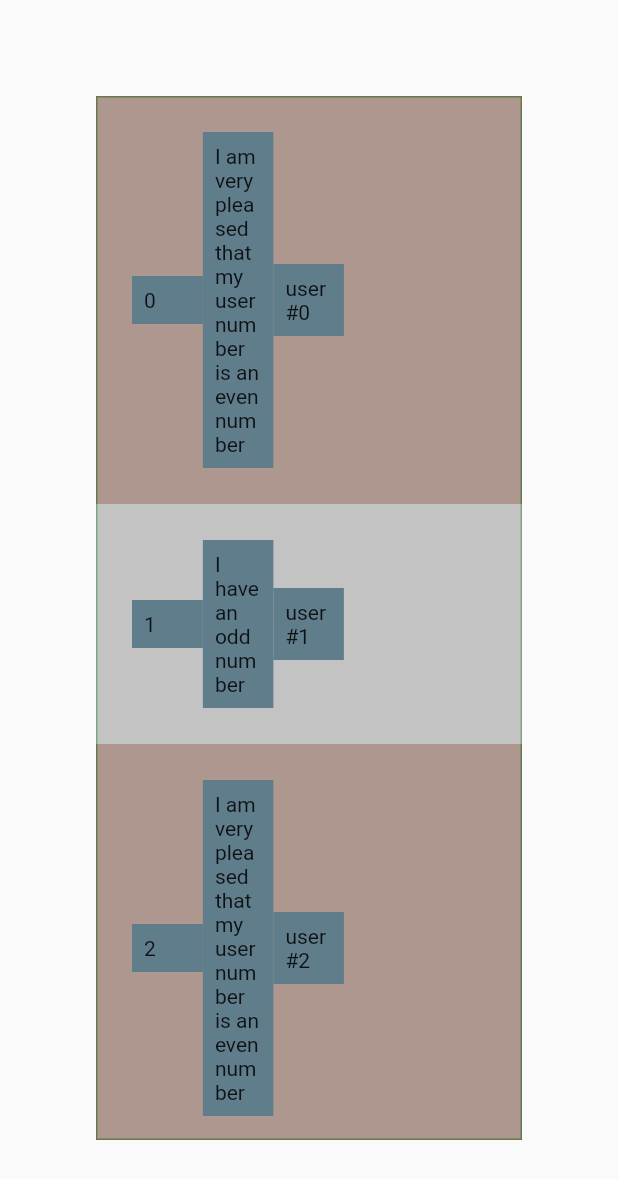
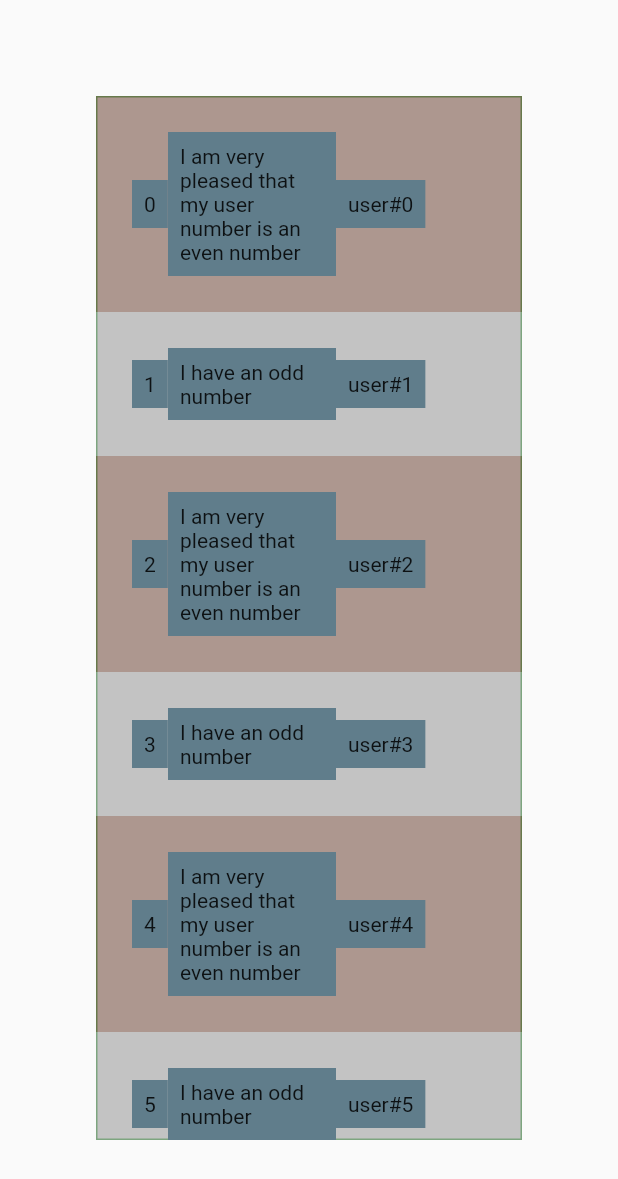
Before and after one commit to moneer-octedia/fitted_table, a Flutter app: the screen it shows after launch, on a phone screen of 412 x 824 dp. Shown: the top 1179 px of the screen. Run offline on Flutter 3.47's test engine with Material 2 defaults, Android fonts, the phone set to English and light mode, and no system bars; our stand-ins replace infinite_scroll_pagination.

Commit message:
Implementation that makes sense

```diff
--- a/example/lib/main.dart
+++ b/example/lib/main.dart
@@ -41,7 +41,7 @@ class _PaginatedExpandableItemListExampleState
             side: BorderSide(color: Colors.green),
           )),
           child: FittedTable(
-            visibleColumnCounter: 5,
+            visibleNumberOfColumns: 3,
             future: (int pageKey, int pageSize) async {
               await Future.delayed(const Duration(milliseconds: 250));
               return List.generate(
@@ -49,13 +49,15 @@ class _PaginatedExpandableItemListExampleState
             },
             columns: [
               FittedTableColumn(
-                excessWidthPercentage: 0.25,
+                width: 24,
                 title: Text('Number'),
               ),
               FittedTableColumn(
+
                 title: Text('Motto'),
               ),
               FittedTableColumn(
+                width: 100,
                 title: Text('Name'),
               ),
             ],
--- a/lib/src/fitted_table.dart
+++ b/lib/src/fitted_table.dart
@@ -10,15 +10,17 @@ class FittedTable<T> extends StatefulWidget {
     Key? key,
     required this.future,
     required this.rowBuilder,
-    required this.visibleColumnCounter,
+    required this.visibleNumberOfColumns,
     required this.columns,
+    this.mainAxisAlignment = MainAxisAlignment.spaceBetween,
   }) : super(key: key);
 
   final Future<List<T>> Function(int pageKey, int pageSize) future;
   final FittedTableRow<T> Function(BuildContext context, T value, int index)
       rowBuilder;
-  final int visibleColumnCounter;
+  final int visibleNumberOfColumns;
   final List<FittedTableColumn> columns;
+  final MainAxisAlignment mainAxisAlignment;
 
   @override
   State<FittedTable<T>> createState() => _FittedTableState<T>();
@@ -57,62 +59,47 @@ class _FittedTableState<T> extends State<FittedTable<T>> {
     }
   }
 
-  bool hasAtLestOneExcessWidthPercentageSet() {
-    for (var column in widget.columns) {
-      if (column.excessWidthPercentage != null) {
-        return true;
+  Widget buildRow(FittedTableRow<T> fittedTableRow, T value) {
+    Widget row = LayoutBuilder(builder: (context, constraints) {
+      int evenColumnNumber = widget.visibleNumberOfColumns;
+      double totalSpecifiedWidth = 0.0;
+
+      assert(widget.columns.length == fittedTableRow.cells.length);
+
+      for (var i = 0; i < widget.columns.length; i += 1) {
+        final columnWidth = widget.columns[i].width;
+        if (columnWidth != null) {
+          evenColumnNumber -= 1;
+          totalSpecifiedWidth += columnWidth;
         }
       }
-    return false;
+
+      List<Widget> children = [];
+
+      double? evenColumnWidth;
+
+      if (evenColumnNumber != 0) {
+        evenColumnWidth = constraints.maxWidth / evenColumnNumber;
+
+        evenColumnWidth -= totalSpecifiedWidth / evenColumnNumber;
       }
 
-  Widget buildRow(FittedTableRow<T> fittedTableRow, T value) {
-    final useExpandedOnAllCells = !hasAtLestOneExcessWidthPercentageSet();
-
-    Widget row;
-    if (useExpandedOnAllCells) {
-      row = Row(
-        children: [
-          for (FittedTableCell cell in fittedTableRow.cells)
-            Expanded(child: cell.content)
-        ],
-      );
-    } else {
-      List<Widget> buildCells(BoxConstraints constraints) {
-        final maxWidth = constraints.maxWidth;
-        final decimalIndividualCellWidth =
-            maxWidth / widget.visibleColumnCounter;
-        final reminder = decimalIndividualCellWidth % 1;
-        final totalReminderWidth = reminder * widget.visibleColumnCounter;
-        final individualCellWidth = decimalIndividualCellWidth - reminder;
-
-        assert(totalReminderWidth != 0);
-        List<Widget> cells = [];
       for (var i = 0; i < widget.columns.length; i += 1) {
-          final percentOfRemainderWidth =
-              widget.columns[i].excessWidthPercentage;
-
-          cells.add(
+        final fittedTableCellContent = fittedTableRow.cells[i].content;
+        final column = widget.columns[i];
+        assert(column.width != null || evenColumnWidth != null);
+        children.add(
           SizedBox(
-              width: percentOfRemainderWidth == null
-                  ? individualCellWidth
-                  : individualCellWidth +
-                      (percentOfRemainderWidth * totalReminderWidth),
-              child: fittedTableRow.cells[i].content,
+            width: column.width ?? evenColumnWidth,
+            child: Align(
+                alignment: column.alignment, child: fittedTableCellContent),
           ),
         );
       }
-        return cells;
-      }
 
-      row = LayoutBuilder(
-        builder: (context, constraints) {
       return Row(
-            children: buildCells(constraints),
-          );
-        },
-      );
-    }
+          mainAxisAlignment: widget.mainAxisAlignment, children: children);
+    });
 
     if (fittedTableRow.padding != null) {
       row = Padding(padding: fittedTableRow.padding!, child: row);
--- a/lib/src/models/src/fitted_table_column.dart
+++ b/lib/src/models/src/fitted_table_column.dart
@@ -1,8 +1,15 @@
 import 'package:flutter/material.dart';
 
+enum FittedTableColumnWidth {
+  leastWidth,
+
+}
+
 class FittedTableColumn {
-  const FittedTableColumn({required this.title, this.excessWidthPercentage});
+  const FittedTableColumn({required this.title, this.width,
+  this.alignment = AlignmentDirectional.centerStart});
 
   final Widget title;
-  final double? excessWidthPercentage;
+  final double? width;
+  final AlignmentGeometry alignment;
 }
```
Lines whose indentation alone changed are shown as unchanged.
